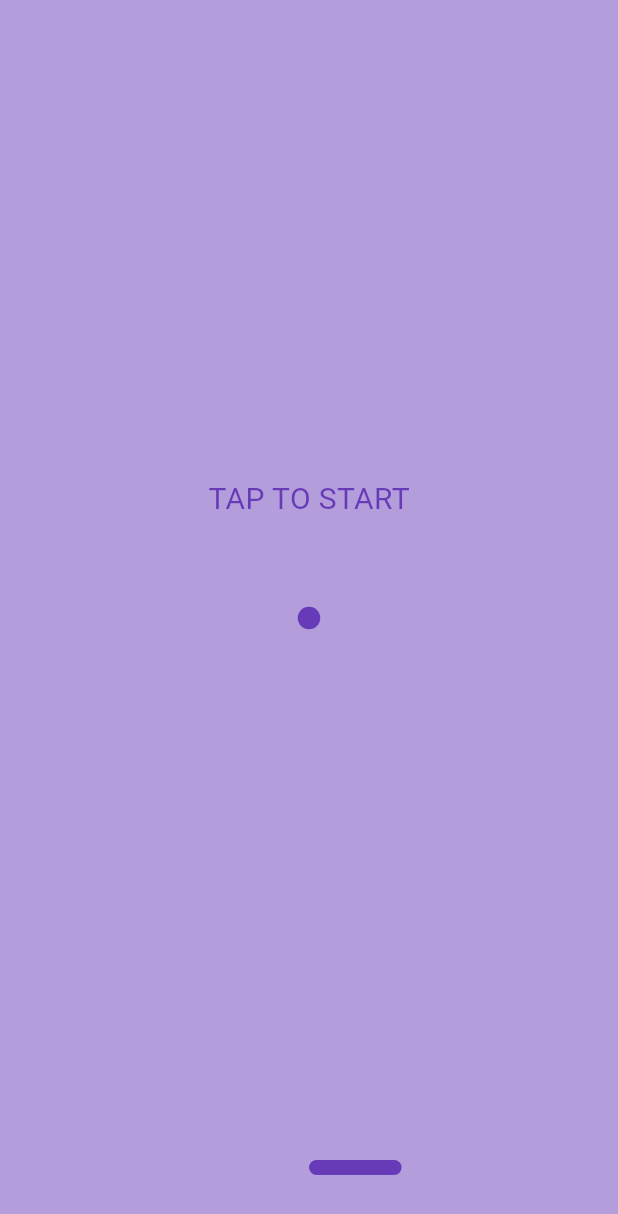
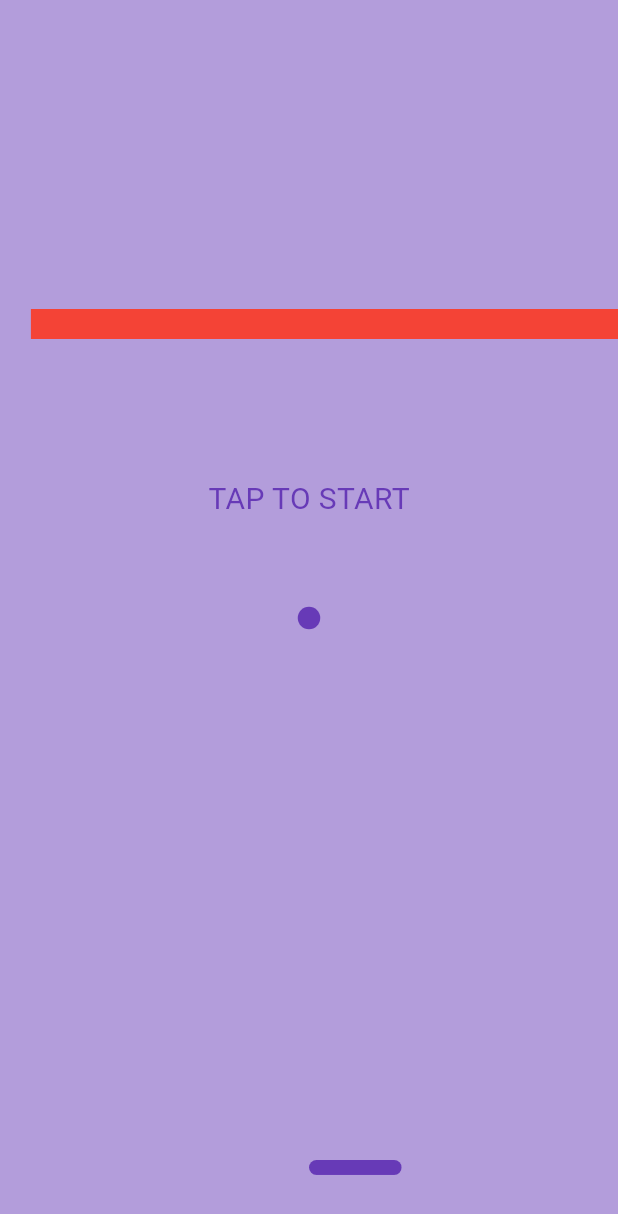
Before and after one commit to Pradeep1234566/Flutter_Game_developmet, a Flutter app: the screen it shows after launch, on a phone screen of 412 x 824 dp. Shown: the top 1214 px of the screen. Run offline on Flutter 3.47's test engine with Material 3 defaults, Android fonts, the phone set to English and light mode, and no system bars.

Commit message:
Add files via upload

```diff
--- a/brick_game/lib/pages/Home_page.dart
+++ b/brick_game/lib/pages/Home_page.dart
@@ -26,6 +26,21 @@ class _HomePageState extends State<HomePage> {
   double playerX = 0;
 
   final double movementSensitivity = 0.02;
+
+  // Bricks
+  List<Brick> bricks = [];
+
+  @override
+  void initState() {
+    super.initState();
+    createBricks();
+  }
+
+  void createBricks() {
+    bricks = List.generate(5, (i) {
+      return Brick(x: -0.9 + i * 0.45, y: -0.5);
+    });
+  }
 
   void startGame() {
     setState(() {
@@ -56,6 +71,15 @@ class _HomePageState extends State<HomePage> {
         // Reverse direction when hitting sides
         if (x <= -1 || x >= 1) {
           ballDirectionX *= -1;
+        }
+
+        // Check for collision with bricks
+        for (var brick in bricks) {
+          if (brick.isHit(x, y)) {
+            ballDirectionY *= -1;
+            bricks.remove(brick);
+            break;
+          }
         }
       });
     });
@@ -99,6 +123,21 @@ class _HomePageState extends State<HomePage> {
               CoverPage(isGameStarted: isGameStarted),
               BallPage(x: x, y: y),
               PlayerPage(player_width: playerWidth, x: playerX),
+              ...bricks
+                  .map((brick) => Positioned(
+                        left: (brick.x + 1) *
+                            MediaQuery.of(context).size.width /
+                            2,
+                        top: (brick.y + 1) *
+                            MediaQuery.of(context).size.height /
+                            2,
+                        child: Container(
+                          width: 100,
+                          height: 20,
+                          color: Colors.red,
+                        ),
+                      ))
+                  .toList(),
             ]),
           ),
         ),
@@ -106,3 +145,14 @@ class _HomePageState extends State<HomePage> {
     );
   }
 }
+
+class Brick {
+  double x;
+  double y;
+
+  Brick({required this.x, required this.y});
+
+  bool isHit(double ballX, double ballY) {
+    return (ballX >= x && ballX <= x + 0.2) && (ballY >= y && ballY <= y + 0.1);
+  }
+}
```
